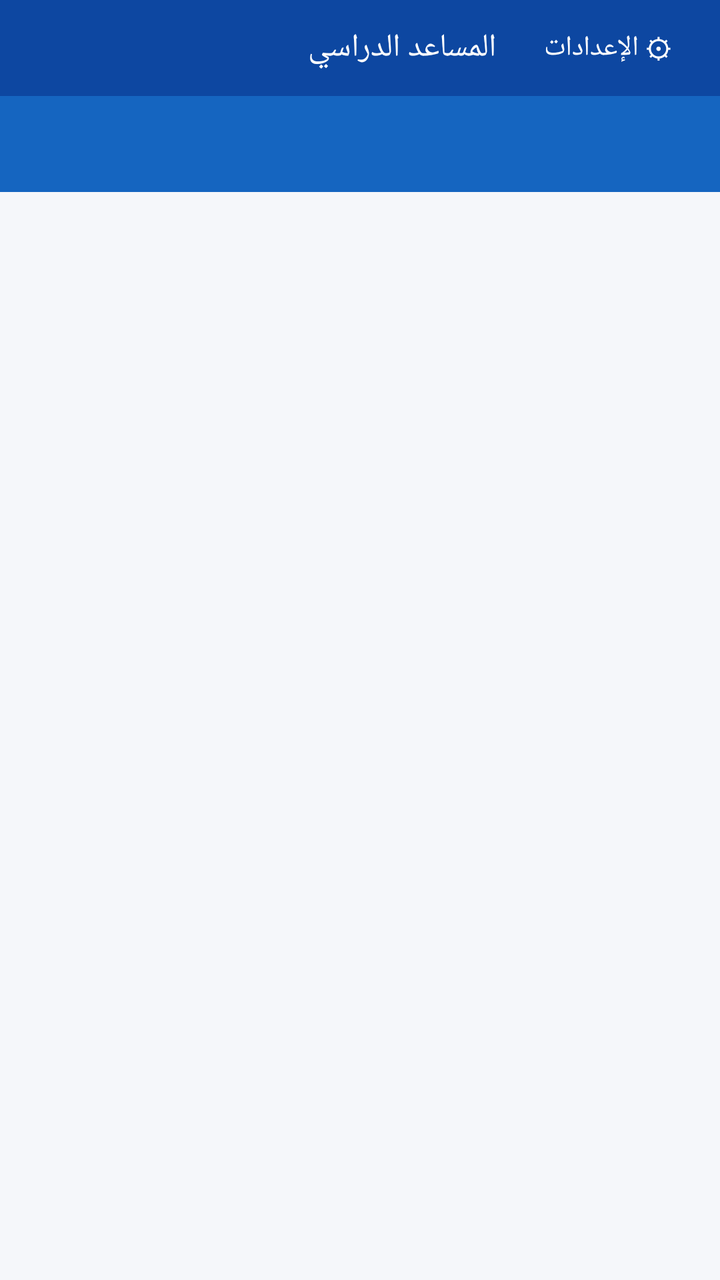
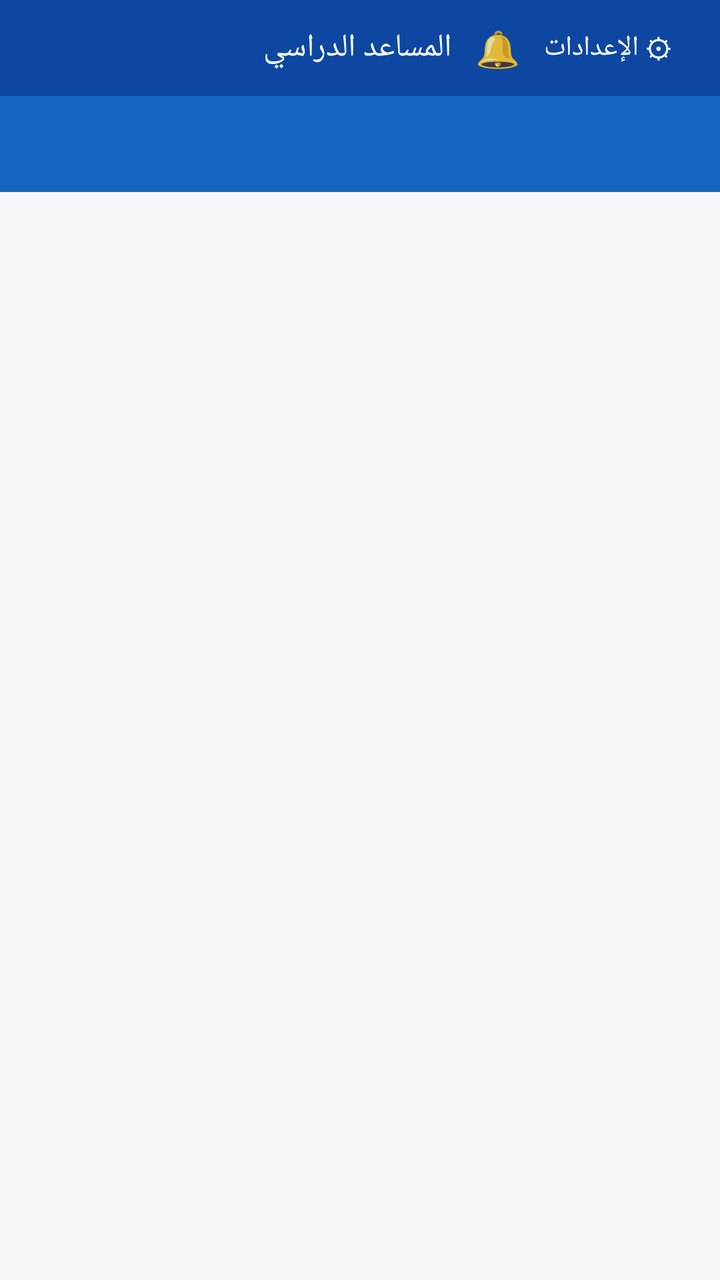

The first picture is an Android layout as it rendered before a commit; the second is the same layout after the commit. The layout source and the unified diff follow.
<!-- AndroidManifest.xml: application theme AppTheme -->
<!-- res/layout/activity_course_workspace.xml -->
<?xml version="1.0" encoding="utf-8"?>
<LinearLayout xmlns:android="http://schemas.android.com/apk/res/android"
    xmlns:app="http://schemas.android.com/apk/res-auto"
    android:layout_width="match_parent"
    android:layout_height="match_parent"
    android:orientation="vertical">

    <LinearLayout
        android:layout_width="match_parent"
        android:layout_height="wrap_content"
        android:orientation="horizontal"
        android:background="@color/primary_dark"
        android:gravity="center_vertical"
        android:paddingHorizontal="12dp">

        <TextView
            android:layout_width="0dp"
            android:layout_height="wrap_content"
            android:layout_weight="1"
            android:text="المساعد الدراسي"
            android:textColor="@color/white"
            android:textSize="16sp"
            android:padding="12dp" />

        <Button
            android:id="@+id/btnSettings"
            android:layout_width="wrap_content"
            android:layout_height="wrap_content"
            android:text="⚙ الإعدادات"
            android:textColor="@color/white"
            android:textAllCaps="false"
            android:background="@android:color/transparent" />

    </LinearLayout>

    <com.google.android.material.tabs.TabLayout
        android:id="@+id/tabLayout"
        android:layout_width="match_parent"
        android:layout_height="wrap_content"
        android:background="@color/primary"
        app:tabTextColor="#CCFFFFFF"
        app:tabSelectedTextColor="@color/white"
        app:tabIndicatorColor="@color/white" 
        app:tabIconTint="@null"/>

    <androidx.viewpager2.widget.ViewPager2
        android:id="@+id/viewPager"
        android:layout_width="match_parent"
        android:layout_height="0dp"
        android:layout_weight="1" />

</LinearLayout>
<!-- resources referenced by this layout -->
<resources>
  <color name="primary">#1565C0</color>
  <color name="primary_dark">#0D47A1</color>
  <color name="white">#FFFFFF</color>
  <style name="AppTheme" parent="Theme.MaterialComponents.Light.NoActionBar">
          <item name="colorPrimary">@color/primary</item>
          <item name="colorPrimaryDark">@color/primary_dark</item>
          <item name="colorAccent">@color/accent</item>
          <item name="android:windowBackground">@color/background</item>
      </style>
  <color name="accent">#42A5F5</color>
  <color name="background">#F5F7FA</color>
</resources>

<!-- the commit's change to res/layout/activity_course_workspace.xml (unified diff, before → after) -->
@@ -23,6 +23,15 @@
             android:padding="12dp" />
 
         <Button
+            android:id="@+id/btnReminders"
+            android:layout_width="wrap_content"
+            android:layout_height="wrap_content"
+            android:text="🔔"
+            android:textSize="18sp"
+            android:background="@android:color/transparent"
+            android:minWidth="0dp" />
+
+        <Button
             android:id="@+id/btnSettings"
             android:layout_width="wrap_content"
             android:layout_height="wrap_content"
@@ -40,8 +49,8 @@
         android:background="@color/primary"
         app:tabTextColor="#CCFFFFFF"
         app:tabSelectedTextColor="@color/white"
-        app:tabIndicatorColor="@color/white" 
-        app:tabIconTint="@null"/>
+        app:tabIndicatorColor="@color/white"
+        app:tabIconTint="@null" />
 
     <androidx.viewpager2.widget.ViewPager2
         android:id="@+id/viewPager"
